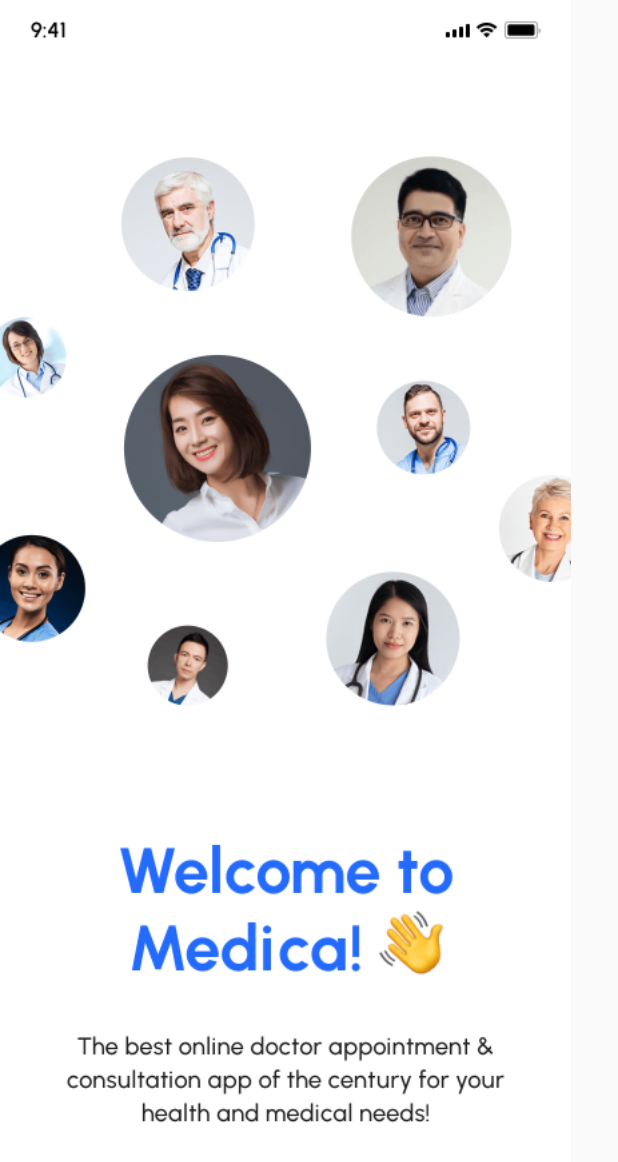
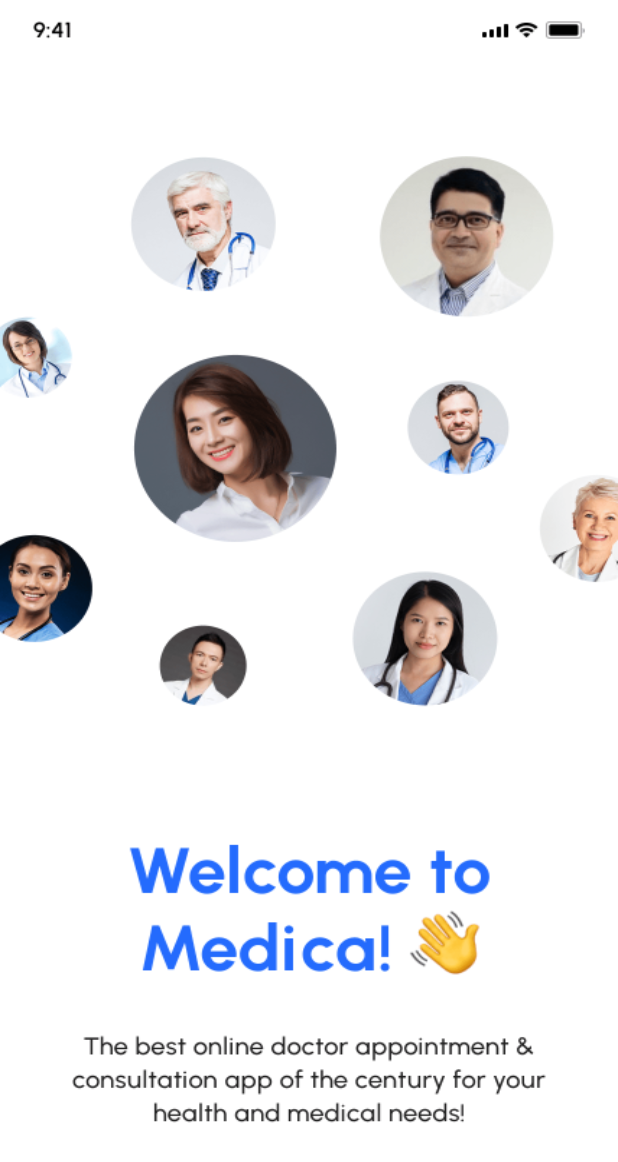
Before and after one commit to NasShihab/medica, a Flutter app: the screen it shows after launch, on a phone screen of 412 x 824 dp. Shown: the top 1162 px of the screen. Run offline on Flutter 3.47's test engine with Material 2 defaults, Android fonts, the phone set to English and light mode, and no system bars; our stand-ins replace carousel_slider, flutter_rating_bar, flutter_screenutil, fluttertoast, pin_code_fields.

Commit message:
remove onbarding images from screen 3 to 6

```diff
--- a/lib/opening_screens/screen_2.dart
+++ b/lib/opening_screens/screen_2.dart
@@ -6,17 +6,13 @@
   @override
   Widget build(BuildContext context) {
     return Scaffold(
-      body: SafeArea(
-        child: GestureDetector(
-          onTap: () {
-            Navigator.pushNamed(context, '/screen_3');
-          },
-          child: const Image(
-            fit: BoxFit.cover,
-            image: AssetImage(
-              'assets/images/screen_2.png',
-            ),
-          ),
+      body: GestureDetector(
+        onTap: (() => Navigator.pushNamed(context, '/welcome')),
+        child: Container(
+          decoration: const BoxDecoration(
+              image: DecorationImage(
+                  image: AssetImage('assets/images/screen_2.png'),
+                  fit: BoxFit.fill)),
         ),
       ),
     );
--- a/lib/routes.dart
+++ b/lib/routes.dart
@@ -1,7 +1,4 @@
 import 'package:flutter/material.dart';
-import 'package:medica/opening_screens/screen_5.dart';
-import 'package:medica/opening_screens/screen_6.dart';
-import 'package:medica/opening_screens/screen_8.dart';
 import 'package:medica/dashboard/notification.dart';
 import 'package:medica/dashboard/top_doctors/top_doctors.dart';
 import 'package:medica/dashboard/dashboard.dart';
@@ -16,9 +13,6 @@
 import 'dashboard/appointment_view/consultation/video_call_doctor/video_runnig_page.dart';
 import 'opening_screens/screen_1.dart';
 import 'opening_screens/screen_2.dart';
-import 'opening_screens/screen_3.dart';
-import 'opening_screens/screen_4.dart';
-import 'opening_screens/screen_7.dart';
 import 'opening_screens/welcome.dart';
 import 'auth/sign_up/create_pin.dart';
 import 'auth/sign_up/fill_profile.dart';
@@ -50,12 +44,6 @@
   '/': (context) => const Screen1(),
   '/screen_1': (context) => const Screen1(),
   '/screen_2': (context) => const Screen2(),
-  '/screen_3': (context) => const Screen3(),
-  '/screen_4': (context) => const Screen4(),
-  '/screen_5': (context) => const Screen5(),
-  '/screen_6': (context) => const Screen6(),
-  '/screen_7': (context) => const Screen7(),
-  '/screen_8': (context) => const Screen8(),
   '/welcome': (context) => const Welcome(),
   '/login': (context) => const Login(),
   '/sign_up': (context) => const SignUp(),
@@ -66,7 +54,6 @@
   '/OtpCode': (context) => const OtpCodeVerification(),
   '/CreatePassword': (context) => const CreateNewPassword(),
   '/bottom_bar_page': (context) => const Dashboard(),
-
   '/notification': (context) => const NotificationPage(),
   '/favorite_doctors': (context) => const FavoriteDoctors(),
   '/TopDoctors': (context) => const TopDoctors(),
```
Also changed, not shown: lib/opening_screens/screen_3.dart (deleted, +0 -26 lines), lib/opening_screens/screen_4.dart (deleted, +0 -26 lines), lib/opening_screens/screen_5.dart (deleted, +0 -26 lines), lib/opening_screens/screen_6.dart (deleted, +0 -26 lines), lib/opening_screens/screen_7.dart (deleted, +0 -26 lines), lib/opening_screens/screen_8.dart (deleted, +0 -26 lines).
